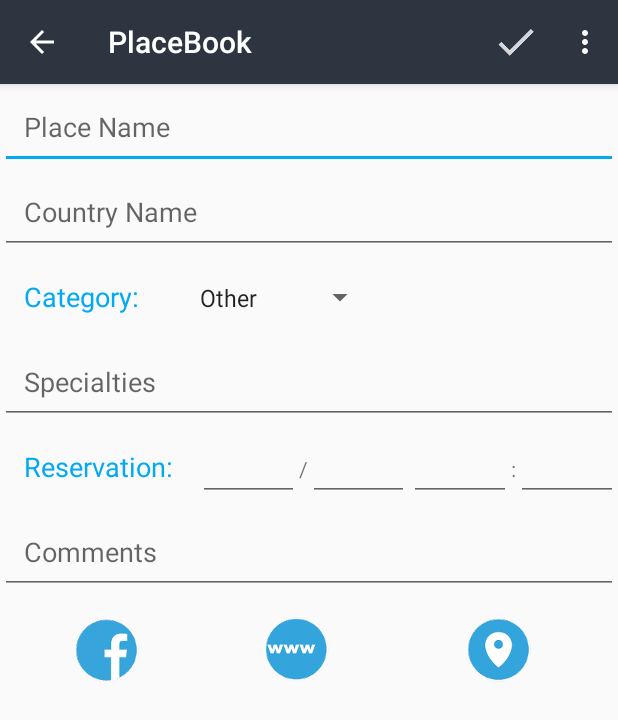
After one commit to jinyanliu/Leave, an Android app: the DetailActivity screen opened directly, with no data from a screen before it, on a phone screen of 412 x 824 dp. The commit adds this screen. Shown: the top 720 px of the screen. Run offline under Robolectric (Android 15) with nearby library versions, the phone set to English and light mode, and no system bars; our stand-ins replace data binding.

Commit message:
Use 2 fragment classes for the UI.

```diff
--- a/app/src/main/AndroidManifest.xml
+++ b/app/src/main/AndroidManifest.xml
@@ -16,7 +16,7 @@
             </intent-filter>
         </activity>
         <activity
-            android:name=".ui.AddAndEditorActivity"
+            android:name=".ui.detail_activity.DetailActivity"
             android:parentActivityName=".ui.main_activity.MainActivity"
             android:theme="@style/AddAndEditorTheme">
             <!-- Parent activity meta-data to support 4.0 and lower -->
--- /dev/null
+++ b/app/src/main/java/se/sugarest/jane/leave/ui/detail_activity/DetailActivity.java
@@ -0,0 +1,19 @@
+package se.sugarest.jane.leave.ui.detail_activity;
+
+import android.os.Bundle;
+import android.support.v7.app.AppCompatActivity;
+
+import se.sugarest.jane.leave.R;
+
+/**
+ * Created by jane on 17-9-12.
+ */
+
+public class DetailActivity extends AppCompatActivity {
+
+    @Override
+    protected void onCreate(Bundle savedInstanceState) {
+        super.onCreate(savedInstanceState);
+        setContentView(R.layout.activity_detail);
+    }
+}
--- a/app/src/main/java/se/sugarest/jane/leave/ui/AddAndEditorActivity.java
+++ b/app/src/main/java/se/sugarest/jane/leave/ui/detail_activity/DetailFragment.java
@@ -1,35 +1,46 @@
-package se.sugarest.jane.leave.ui;
+package se.sugarest.jane.leave.ui.detail_activity;
 
+import android.databinding.DataBindingUtil;
 import android.os.Bundle;
-import android.support.v7.app.AppCompatActivity;
+import android.support.annotation.Nullable;
+import android.support.v4.app.Fragment;
 import android.text.TextUtils;
+import android.view.LayoutInflater;
 import android.view.Menu;
+import android.view.MenuInflater;
 import android.view.MenuItem;
 import android.view.View;
+import android.view.ViewGroup;
 import android.widget.AdapterView;
 import android.widget.ArrayAdapter;
-import android.widget.Spinner;
 
 import se.sugarest.jane.leave.R;
+import se.sugarest.jane.leave.databinding.FragmentPlaceDetailBinding;
 
 /**
- * Created by jane on 17-9-12.
+ * Created by jane on 17-12-4.
  */
 
-public class AddAndEditorActivity extends AppCompatActivity {
+public class DetailFragment extends Fragment {
 
-    /**
-     * EditText field to enter the place's category
-     */
-    private Spinner mCategorySpinner;
+    private FragmentPlaceDetailBinding mBinding;
+
+    // Mandatory empty constructor
+    public DetailFragment() {
+    }
 
     @Override
-    protected void onCreate(Bundle savedInstanceState) {
-        super.onCreate(savedInstanceState);
-        setContentView(R.layout.activity_add_editor);
+    public View onCreateView(LayoutInflater inflater, @Nullable ViewGroup container, @Nullable Bundle savedInstanceState) {
 
-        mCategorySpinner = (Spinner) findViewById(R.id.spinner_category);
+        mBinding = DataBindingUtil.inflate(inflater, R.layout.fragment_place_detail, container, false);
+
+        View rootView = mBinding.getRoot();
+
         setUpSpinner();
+
+        setHasOptionsMenu(true);
+
+        return rootView;
     }
 
     /**
@@ -38,17 +49,17 @@ public class AddAndEditorActivity extends AppCompatActivity {
     private void setUpSpinner() {
         // Create adapter for spinner. The list options are from the String array it will use
         // the spinner will use the default layout
-        ArrayAdapter categorySpinnerAdapter = ArrayAdapter.createFromResource(this,
+        ArrayAdapter categorySpinnerAdapter = ArrayAdapter.createFromResource(getActivity(),
                 R.array.array_category_options, android.R.layout.simple_spinner_item);
 
         // Specify dropdown layout style - simple list view with 1 item per line
         categorySpinnerAdapter.setDropDownViewResource(android.R.layout.simple_dropdown_item_1line);
 
         // Apply the adapter to the spinner
-        mCategorySpinner.setAdapter(categorySpinnerAdapter);
+        mBinding.spinnerCategory.setAdapter(categorySpinnerAdapter);
 
         // Set the integer mSelected to the constant values
-        mCategorySpinner.setOnItemSelectedListener(new AdapterView.OnItemSelectedListener() {
+        mBinding.spinnerCategory.setOnItemSelectedListener(new AdapterView.OnItemSelectedListener() {
             @Override
             public void onItemSelected(AdapterView<?> parent, View view, int position, long id) {
                 String selection = (String) parent.getItemAtPosition(position);
@@ -79,14 +90,9 @@ public class AddAndEditorActivity extends AppCompatActivity {
     }
 
     @Override
-    public boolean onCreateOptionsMenu(Menu menu) {
-        getMenuInflater().inflate(R.menu.menu_editor, menu);
-        return true;
-    }
-
-    @Override
-    public boolean onPrepareOptionsMenu(Menu menu) {
-        return super.onPrepareOptionsMenu(menu);
+    public void onCreateOptionsMenu(Menu menu, MenuInflater inflater) {
+        inflater.inflate(R.menu.menu_editor, menu);
+        super.onCreateOptionsMenu(menu,inflater);
     }
 
     @Override
@@ -100,7 +106,7 @@ public class AddAndEditorActivity extends AppCompatActivity {
                 return true;
             case android.R.id.home:
                 // TODO: check if it is changed
-                finish();
+                getActivity().finish();
                 return true;
         }
         return super.onOptionsItemSelected(item);
--- a/app/src/main/java/se/sugarest/jane/leave/ui/main_activity/MainActivity.java
+++ b/app/src/main/java/se/sugarest/jane/leave/ui/main_activity/MainActivity.java
@@ -8,7 +8,7 @@ import android.view.View;
 
 import se.sugarest.jane.leave.R;
 import se.sugarest.jane.leave.databinding.ActivityMainBinding;
-import se.sugarest.jane.leave.ui.AddAndEditorActivity;
+import se.sugarest.jane.leave.ui.detail_activity.DetailActivity;
 
 public class MainActivity extends AppCompatActivity {
 
@@ -20,11 +20,11 @@ public class MainActivity extends AppCompatActivity {
 
         mBinding = DataBindingUtil.setContentView(this, R.layout.activity_main);
 
-        // Setup FAB to open AddAndEditorActivity
+        // Setup FAB to open DetailActivity
         mBinding.fab.setOnClickListener(new View.OnClickListener() {
             @Override
             public void onClick(View view) {
-                Intent intent = new Intent(MainActivity.this, AddAndEditorActivity.class);
+                Intent intent = new Intent(MainActivity.this, DetailActivity.class);
                 startActivity(intent);
             }
         });
--- /dev/null
+++ b/app/src/main/res/layout/activity_detail.xml
@@ -0,0 +1,6 @@
+<?xml version="1.0" encoding="utf-8"?>
+<fragment xmlns:android="http://schemas.android.com/apk/res/android"
+    android:id="@+id/detail_fragment"
+    android:name="se.sugarest.jane.leave.ui.detail_activity.DetailFragment"
+    android:layout_width="match_parent"
+    android:layout_height="match_parent" />
--- a/app/src/main/res/layout/activity_main.xml
+++ b/app/src/main/res/layout/activity_main.xml
@@ -6,8 +6,10 @@
         android:layout_width="match_parent"
         android:layout_height="match_parent">
 
-        <FrameLayout
-            android:id="@+id/list_fragment_container"
+        <!-- Display the static master list fragment -->
+        <fragment
+            android:id="@+id/master_list_fragment"
+            android:name="se.sugarest.jane.leave.ui.main_activity.ListFragment"
             android:layout_width="match_parent"
             android:layout_height="match_parent" />
 
--- /dev/null
+++ b/app/src/main/res/layout/fragment_place_detail.xml
@@ -0,0 +1,147 @@
+<?xml version="1.0" encoding="utf-8"?>
+<layout xmlns:android="http://schemas.android.com/apk/res/android">
+
+    <LinearLayout
+        android:layout_width="match_parent"
+        android:layout_height="match_parent"
+        android:orientation="vertical">
+
+        <!-- Place Name field -->
+        <EditText
+            android:id="@+id/et_place_name"
+            android:layout_width="match_parent"
+            android:layout_height="wrap_content"
+            android:hint="@string/hint_place_name"
+            android:padding="@dimen/activity_horizontal_margin"
+            android:textAppearance="?android:textAppearanceMedium" />
+
+        <!-- Country Name field -->
+        <EditText
+            android:id="@+id/et_place_country"
+            android:layout_width="match_parent"
+            android:layout_height="wrap_content"
+            android:hint="@string/hint_country_name"
+            android:padding="@dimen/activity_horizontal_margin"
+            android:textAppearance="?android:textAppearanceMedium" />
+
+        <!-- Category field -->
+        <LinearLayout
+            android:layout_width="match_parent"
+            android:layout_height="wrap_content"
+            android:orientation="horizontal">
+
+            <TextView
+                android:layout_width="wrap_content"
+                android:layout_height="wrap_content"
+                android:padding="@dimen/activity_horizontal_margin"
+                android:text="@string/category_title"
+                android:textAppearance="?android:textAppearanceMedium"
+                android:textColor="@color/colorAccent" />
+
+            <Spinner
+                android:id="@+id/spinner_category"
+                android:layout_width="wrap_content"
+                android:layout_height="wrap_content"
+                android:padding="@dimen/activity_horizontal_margin"
+                android:spinnerMode="dropdown"
+                android:textAppearance="?android:textAppearanceMedium" />
+
+        </LinearLayout>
+
+        <!-- Specialties field -->
+        <EditText
+            android:id="@+id/et_specialties"
+            android:layout_width="match_parent"
+            android:layout_height="wrap_content"
+            android:hint="@string/hint_specialties"
+            android:padding="@dimen/activity_horizontal_margin"
+            android:textAppearance="?android:textAppearanceMedium" />
+
+        <!-- Reservation field -->
+        <LinearLayout
+            android:layout_width="match_parent"
+            android:layout_height="wrap_content"
+            android:orientation="horizontal">
+
+            <TextView
+                android:layout_width="wrap_content"
+                android:layout_height="wrap_content"
+                android:padding="@dimen/activity_horizontal_margin"
+                android:text="@string/reservation_title"
+                android:textAppearance="?android:textAppearanceMedium"
+                android:textColor="@color/colorAccent" />
+
+            <EditText
+                android:layout_width="0dp"
+                android:layout_height="wrap_content"
+                android:layout_weight="1" />
+
+            <TextView
+                android:layout_width="wrap_content"
+                android:layout_height="wrap_content"
+                android:text="/" />
+
+            <EditText
+                android:layout_width="0dp"
+                android:layout_height="wrap_content"
+                android:layout_weight="1" />
+
+            <EditText
+                android:layout_width="0dp"
+                android:layout_height="wrap_content"
+                android:layout_weight="1" />
+
+            <TextView
+                android:layout_width="wrap_content"
+                android:layout_height="wrap_content"
+                android:text=":" />
+
+            <EditText
+                android:layout_width="0dp"
+                android:layout_height="wrap_content"
+                android:layout_weight="1" />
+
+        </LinearLayout>
+
+        <!-- Comments field -->
+        <EditText
+            android:id="@+id/et_comments"
+            android:layout_width="match_parent"
+            android:layout_height="wrap_content"
+            android:hint="@string/hint_comments"
+            android:padding="@dimen/activity_horizontal_margin"
+            android:textAppearance="?android:textAppearanceMedium" />
+
+        <LinearLayout
+            android:layout_width="match_parent"
+            android:layout_height="wrap_content"
+            android:orientation="horizontal"
+            android:padding="@dimen/activity_horizontal_margin">
+
+            <ImageView
+                android:id="@+id/iv_facebook_icon"
+                android:layout_width="0dp"
+                android:layout_height="wrap_content"
+                android:layout_weight="1"
+                android:paddingEnd="@dimen/activity_horizontal_margin"
+                android:paddingRight="@dimen/activity_horizontal_margin"
+                android:src="@drawable/facebook_icon" />
+
+            <ImageView
+                android:id="@+id/iv_website_icon"
+                android:layout_width="0dp"
+                android:layout_height="wrap_content"
+                android:layout_weight="1"
+                android:paddingEnd="@dimen/activity_horizontal_margin"
+                android:paddingRight="@dimen/activity_horizontal_margin"
+                android:src="@drawable/website_icon" />
+
+            <ImageView
+                android:id="@+id/iv_location_icon"
+                android:layout_width="0dp"
+                android:layout_height="wrap_content"
+                android:layout_weight="1"
+                android:src="@drawable/location_icon" />
+        </LinearLayout>
+    </LinearLayout>
+</layout>
```
Also changed, not shown: app/src/main/java/se/sugarest/jane/leave/ui/main_activity/ListFragment.java (+34 -1 lines), app/src/main/res/layout/activity_add_editor.xml (deleted, +0 -146 lines), app/src/main/res/values/strings.xml (+4 -4 lines).
